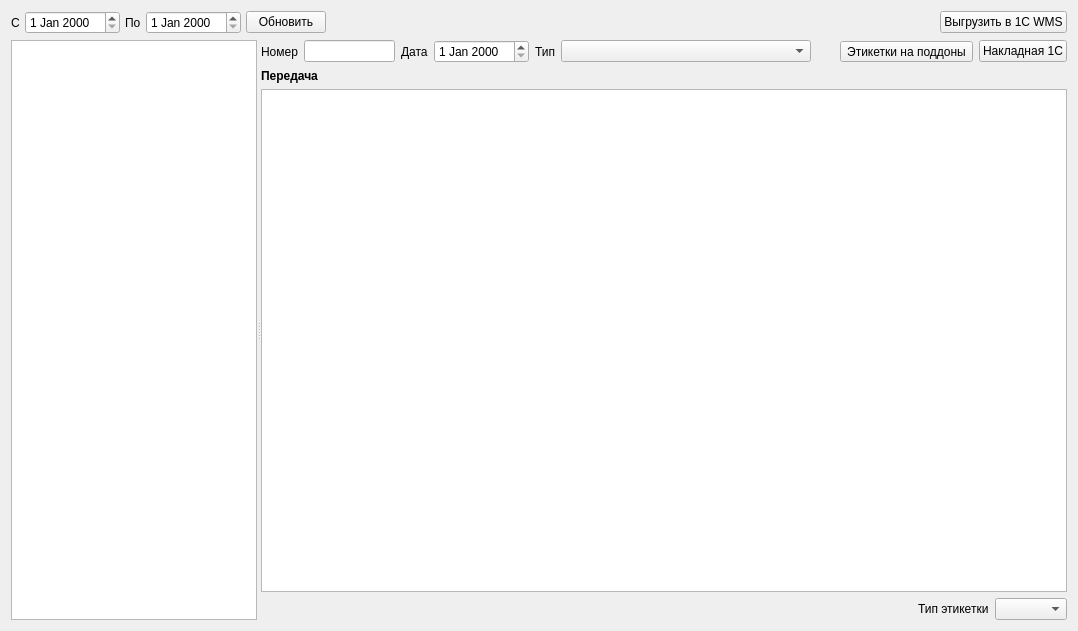
Above: formacceptancewire.ui from Sergeyego/warehouse before the change. Below: the same form after it.
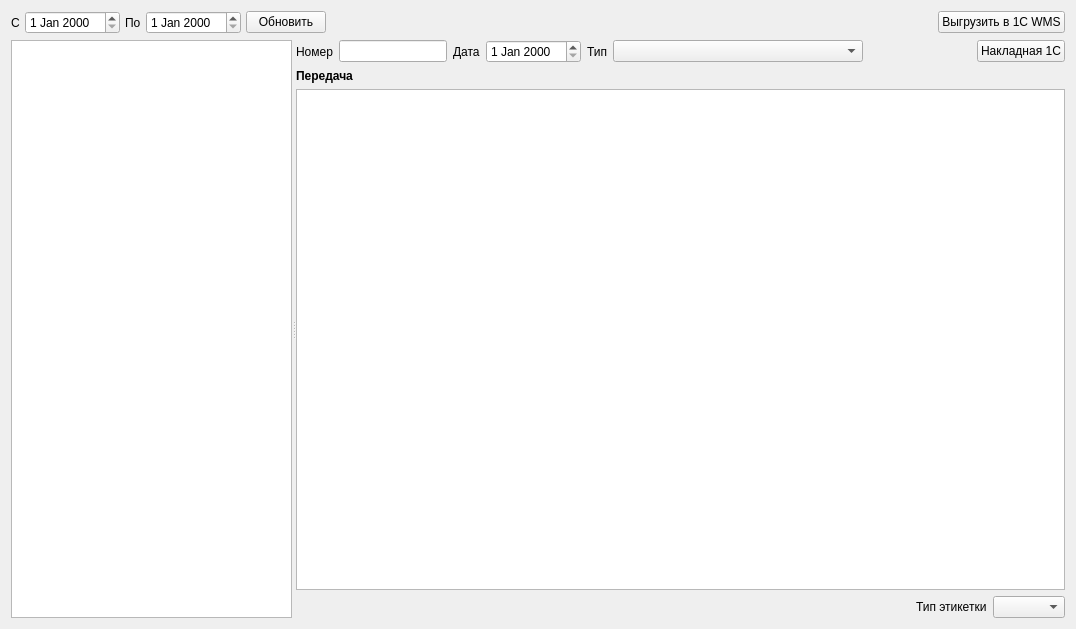
That is the form after the change. Custom widgets are drawn as their Qt base class.

What changed in the file:
```diff
--- a/formacceptancewire.ui
+++ b/formacceptancewire.ui
@@ -6,8 +6,8 @@
    <rect>
     <x>0</x>
     <y>0</y>
-    <width>1078</width>
-    <height>631</height>
+    <width>1076</width>
+    <height>629</height>
    </rect>
   </property>
   <property name="windowTitle">
@@ -144,22 +144,6 @@
            </property>
           </spacer>
          </item>
-         <item>
-          <widget class="QToolButton" name="toolButtonPal">
-           <property name="text">
-            <string>Этикетки на поддоны</string>
-           </property>
-           <property name="popupMode">
-            <enum>QToolButton::InstantPopup</enum>
-           </property>
-           <property name="toolButtonStyle">
-            <enum>Qt::ToolButtonTextUnderIcon</enum>
-           </property>
-           <property name="arrowType">
-            <enum>Qt::NoArrow</enum>
-           </property>
-          </widget>
-         </item>
          <item>
           <widget class="QPushButton" name="pushButtonNakl">
            <property name="text">
```
